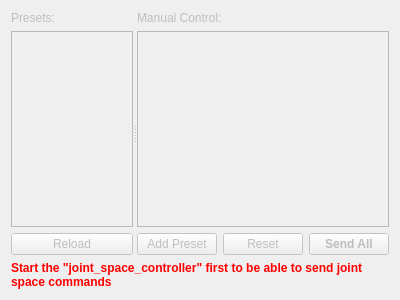
Qt form moma_tools/moma_joint_position_control_gui/resource/position_control.ui (ethz-asl/moma) before a commit.
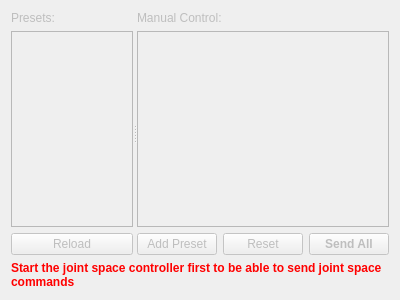
The same form after that commit.

Commit message: Remove fixed controller names from UI

What changed in the file:
```diff
--- a/moma_tools/moma_joint_position_control_gui/resource/position_control.ui
+++ b/moma_tools/moma_joint_position_control_gui/resource/position_control.ui
@@ -149,7 +149,7 @@
       <string notr="true">color: red</string>
      </property>
      <property name="text">
-      <string>&lt;html&gt;&lt;head/&gt;&lt;body&gt;&lt;p&gt;Start the &amp;quot;joint_space_controller&amp;quot; first to be able to send joint space commands&lt;/p&gt;&lt;/body&gt;&lt;/html&gt;</string>
+      <string>&lt;html&gt;&lt;head/&gt;&lt;body&gt;&lt;p&gt;Start the joint space controller first to be able to send joint space commands&lt;/p&gt;&lt;/body&gt;&lt;/html&gt;</string>
      </property>
      <property name="wordWrap">
       <bool>true</bool>
```
The commit also changes 1 other file.
